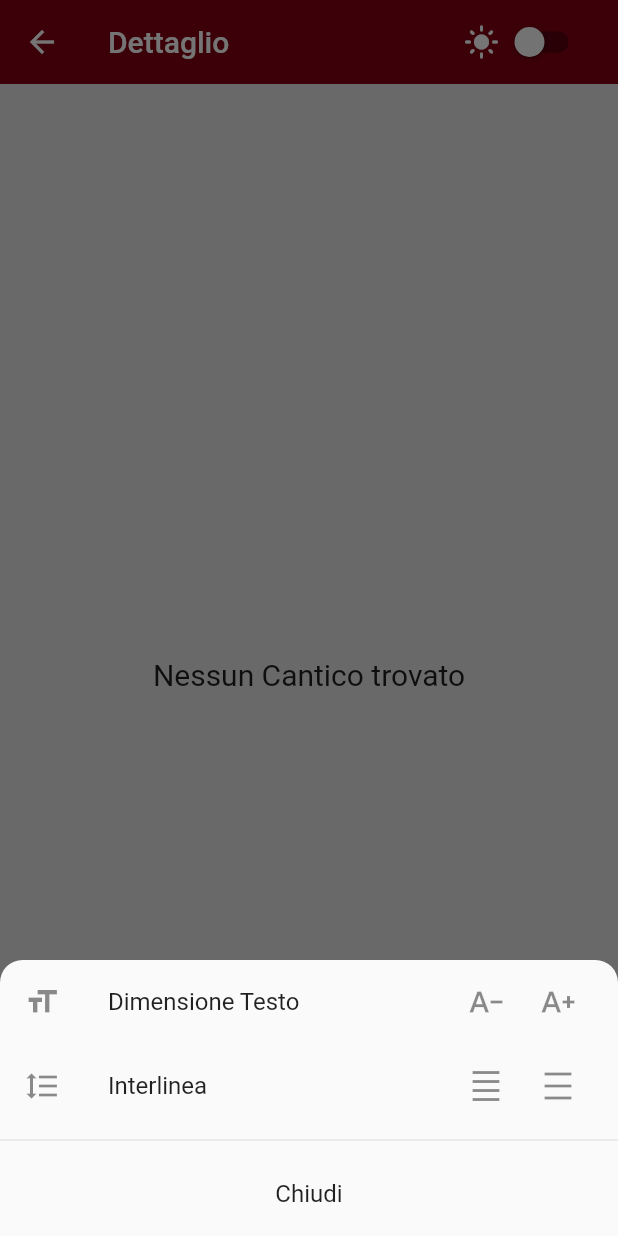
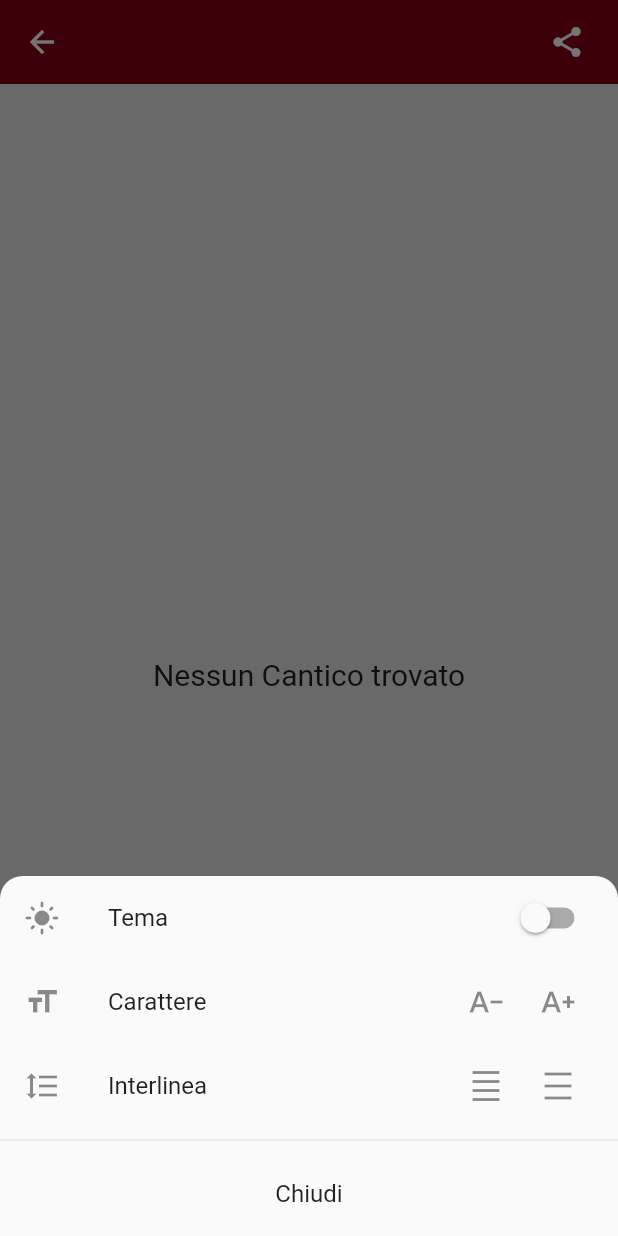
Before and after one commit to theFreeman96/inni-di-lode, a Flutter app: the SongsDetail screen opened directly with empty values, after a tap on the "settings" icon, on a phone screen of 412 x 824 dp. Run offline on Flutter 3.47's test engine with Material 2 defaults, Android fonts, the phone set to English and light mode, and no system bars; our stand-ins replace flutter_widget_from_html_core, font_awesome_flutter, pdf, share_plus, sqflite; missing offline and left inert: html2md, number_paginator; accounts and stored records are empty.

Commit message:
Updated settings and play ModalBottomSheets, moved share IconButton on AppBar

```diff
--- a/lib/screens/songs/songs_detail.dart
+++ b/lib/screens/songs/songs_detail.dart
@@ -29,6 +29,8 @@ class _SongsDetailState extends State<SongsDetail> {
 
   _SongsDetailState(this.songId, this.songTitle, this.songText);
 
+  late PageController pageController = PageController(initialPage: songId);
+
   double textSize = 16.0;
   double textSizeMin = 16.0;
   double textSizeMax = 20.0;
@@ -36,9 +38,6 @@ class _SongsDetailState extends State<SongsDetail> {
   double textHeight = 1.5;
   double textHeightMin = 1.0;
   double textHeightMax = 2.0;
-
-  late PageController pageController = PageController(initialPage: songId);
-  ScrollController scrollController = ScrollController();
 
   @override
   Widget build(BuildContext context) {
@@ -48,7 +47,6 @@ class _SongsDetailState extends State<SongsDetail> {
         extendBody: true,
         appBar: AppBar(
           elevation: 0.0,
-          title: const Text('Dettaglio'),
           leading: IconButton(
             tooltip: 'Indietro',
             icon: const Icon(Icons.arrow_back),
@@ -60,23 +58,13 @@ class _SongsDetailState extends State<SongsDetail> {
           actions: <Widget>[
             Padding(
               padding: const EdgeInsets.only(
-                  left: kDefaultPadding, right: kDefaultPadding),
-              child: Row(
-                children: [
-                  Icon(
-                    themeProvider.isDarkMode
-                        ? Icons.dark_mode
-                        : Icons.light_mode,
-                  ),
-                  Switch(
-                    value: themeProvider.isDarkMode,
-                    onChanged: (value) {
-                      final themeProvider =
-                          Provider.of<ThemeProvider>(context, listen: false);
-                      themeProvider.toggleTheme(value);
-                    },
-                  ),
-                ],
+                  left: kDefaultPadding, right: kDefaultPadding / 2),
+              child: IconButton(
+                tooltip: 'Condividi',
+                icon: const Icon(Icons.share),
+                onPressed: () async {
+                  await buildPDF(songId, songTitle, songText);
+                },
               ),
             ),
           ],
@@ -121,7 +109,7 @@ class _SongsDetailState extends State<SongsDetail> {
                   icon: const Icon(Icons.settings),
                   tooltip: 'Impostazioni',
                   onPressed: () {
-                    showModalBottomSheet<void>(
+                    showModalBottomSheet(
                       context: context,
                       shape: const RoundedRectangleBorder(
                         borderRadius: BorderRadius.only(
@@ -135,9 +123,24 @@ class _SongsDetailState extends State<SongsDetail> {
                           mainAxisAlignment: MainAxisAlignment.center,
                           mainAxisSize: MainAxisSize.min,
                           children: <Widget>[
+                            SwitchListTile(
+                              secondary: Icon(
+                                themeProvider.isDarkMode
+                                    ? Icons.dark_mode
+                                    : Icons.light_mode,
+                              ),
+                              title: const Text('Tema'),
+                              value: themeProvider.isDarkMode,
+                              onChanged: (value) {
+                                final themeProvider =
+                                    Provider.of<ThemeProvider>(context,
+                                        listen: false);
+                                themeProvider.toggleTheme(value);
+                              },
+                            ),
                             ListTile(
                               leading: const Icon(Icons.format_size),
-                              title: const Text('Dimensione Testo'),
+                              title: const Text('Carattere'),
                               trailing: Row(
                                 mainAxisSize: MainAxisSize.min,
                                 children: [
@@ -234,15 +237,35 @@ class _SongsDetailState extends State<SongsDetail> {
                     Icons.play_circle_fill,
                   ),
                   tooltip: 'Riproduci',
-                  onPressed: () {},
-                ),
-                IconButton(
-                  tooltip: 'Condividi',
-                  icon: const Icon(
-                    Icons.share,
-                  ),
-                  onPressed: () async {
-                    await buildPDF(songId, songTitle, songText);
+                  onPressed: () {
+                    showModalBottomSheet(
+                      context: context,
+                      shape: const RoundedRectangleBorder(
+                        borderRadius: BorderRadius.only(
+                          topLeft: Radius.circular(15),
+                          topRight: Radius.circular(15),
+                        ),
+                      ),
+                      isScrollControlled: true,
+                      builder: (BuildContext context) {
+                        return Column(
+                          mainAxisAlignment: MainAxisAlignment.center,
+                          mainAxisSize: MainAxisSize.min,
+                          children: <Widget>[
+                            const Divider(),
+                            ListTile(
+                              title: const Center(
+                                child: Text('Chiudi'),
+                              ),
+                              onTap: () {
+                                FocusScope.of(context).unfocus();
+                                Navigator.pop(context);
+                              },
+                            ),
+                          ],
+                        );
+                      },
+                    );
                   },
                 ),
               ],
@@ -256,7 +279,7 @@ class _SongsDetailState extends State<SongsDetail> {
   Widget _buildPage(Raccolta get) {
     return Scrollbar(
       thumbVisibility: true,
-      controller: scrollController,
+      controller: pageController,
       child: SingleChildScrollView(
         child: Center(
           child: Column(
```
